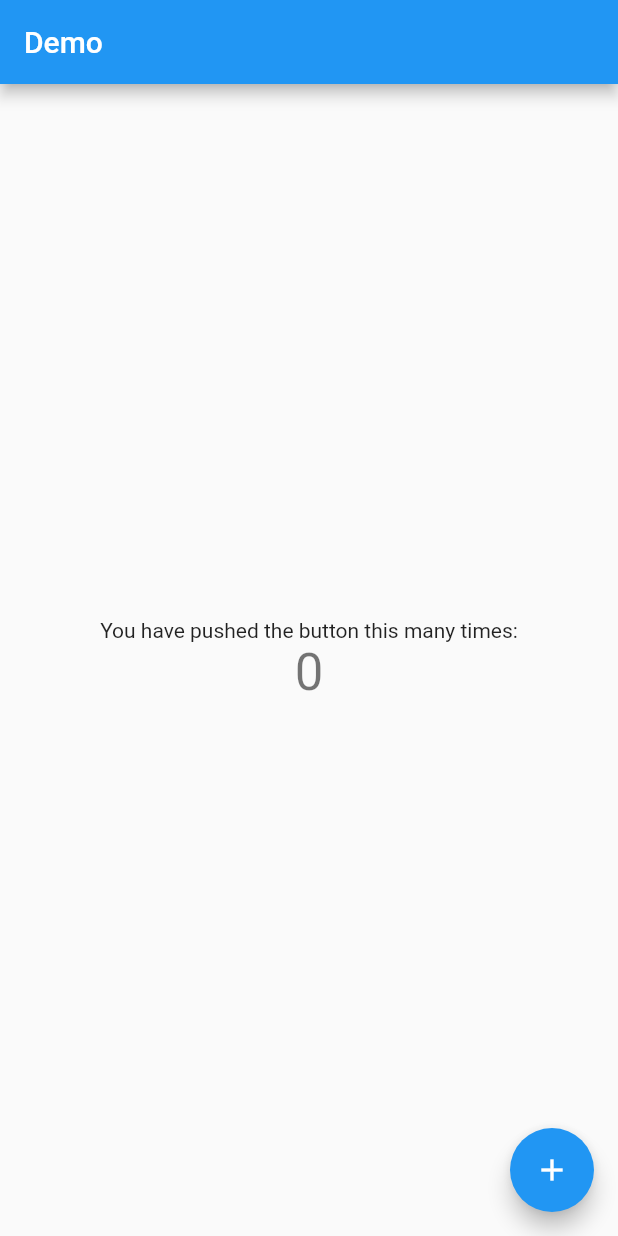
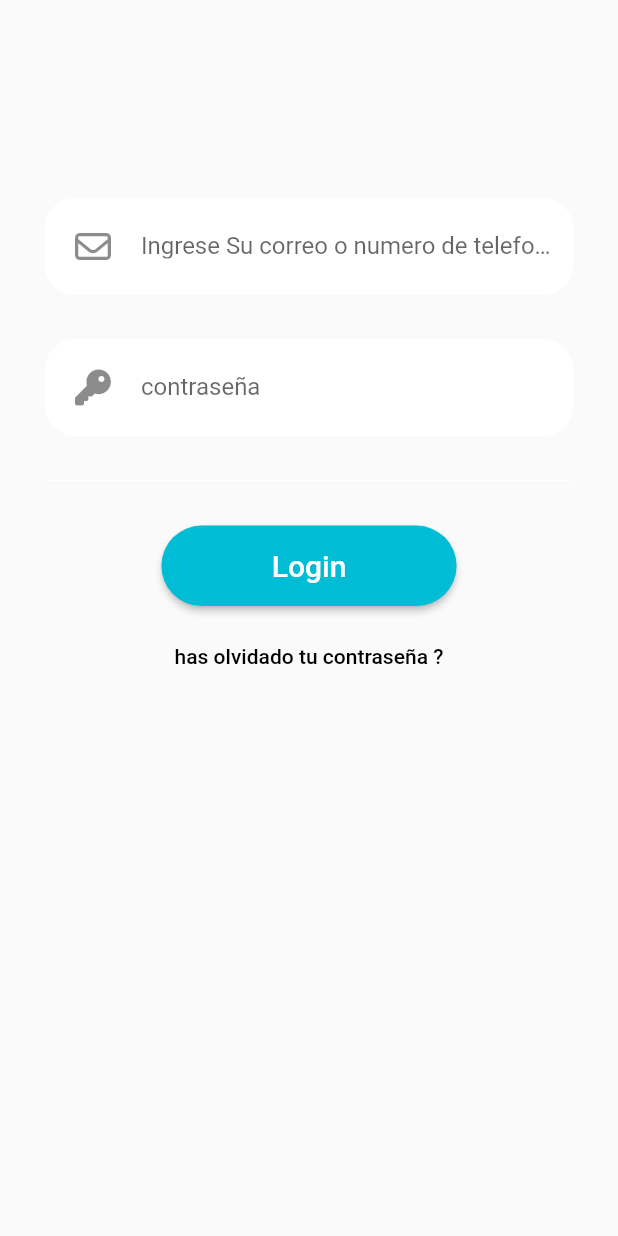
Before and after one commit to lezcano17/cliinic, a Flutter app: the screen it shows after launch, on a phone screen of 412 x 824 dp. Run offline on Flutter 3.47's test engine with Material 2 defaults, Android fonts, the phone set to English and light mode, and no system bars; our stand-ins replace font_awesome_flutter, get, google_fonts.

Commit message:
Agregados login y home screens

```diff
--- /dev/null
+++ b/lib/config/routes.dart
@@ -0,0 +1,23 @@
+import 'package:cliinic/pages/home/views/home.dart';
+import 'package:cliinic/pages/login/views/login_screen.dart';
+import 'package:get/get.dart';
+
+class Routes {
+  static const String _login = "/";
+  static const String _home = '/home';
+
+  static String getLoginRoute() => _login;
+  static String getHomeRoute() => _home;
+
+  static List<GetPage> routes = [
+    GetPage(
+      name: getLoginRoute(),
+      page: () => const LoginScreen(),
+    ),
+    GetPage(
+      name: getHomeRoute(),
+      page: () => const HomeScreen(),
+      transition: Transition.rightToLeft,
+    )
+  ];
+}
--- a/lib/main.dart
+++ b/lib/main.dart
@@ -1,116 +1,24 @@
 import 'package:flutter/material.dart';
 import 'package:get/get.dart';
+import 'package:google_fonts/google_fonts.dart';
+
+import 'config/routes.dart';
 
 void main() {
-  runApp(const MyApp());
+  runApp(App());
 }
 
-class MyApp extends StatelessWidget {
-  const MyApp({super.key});
-
-  // This widget is the root of your application.
+class App extends StatelessWidget {
+  App({Key? key}) : super(key: key);
   @override
   Widget build(BuildContext context) {
-    return MaterialApp(
-      title: 'Flutter Demo',
+    return GetMaterialApp(
+      debugShowCheckedModeBanner: false,
       theme: ThemeData(
-        // This is the theme of your application.
-        //
-        // Try running your application with "flutter run". You'll see the
-        // application has a blue toolbar. Then, without quitting the app, try
-        // changing the primarySwatch below to Colors.green and then invoke
-        // "hot reload" (press "r" in the console where you ran "flutter run",
-        // or simply save your changes to "hot reload" in a Flutter IDE).
-        // Notice that the counter didn't reset back to zero; the application
-        // is not restarted.
-        primarySwatch: Colors.blue,
+        fontFamily: 'roboto',
       ),
-      home: const MyHomePage(title: 'Demo'),
+      initialRoute: Routes.getLoginRoute(),
+      getPages: Routes.routes,
     );
   }
 }
-
-class MyHomePage extends StatefulWidget {
-  const MyHomePage({super.key, required this.title});
-
-  // This widget is the home page of your application. It is stateful, meaning
-  // that it has a State object (defined below) that contains fields that affect
-  // how it looks.
-
-  // This class is the configuration for the state. It holds the values (in this
-  // case the title) provided by the parent (in this case the App widget) and
-  // used by the build method of the State. Fields in a Widget subclass are
-  // always marked "final".
-
-  final String title;
-
-  @override
-  State<MyHomePage> createState() => _MyHomePageState();
-}
-
-class _MyHomePageState extends State<MyHomePage> {
-  int _counter = 0;
-
-  void _incrementCounter() {
-    setState(() {
-      // This call to setState tells the Flutter framework that something has
-      // changed in this State, which causes it to rerun the build method below
-      // so that the display can reflect the updated values. If we changed
-      // _counter without calling setState(), then the build method would not be
-      // called again, and so nothing would appear to happen.
-      _counter++;
-    });
-  }
-
-  @override
-  Widget build(BuildContext context) {
-    // This method is rerun every time setState is called, for instance as done
-    // by the _incrementCounter method above.
-    //
-    // The Flutter framework has been optimized to make rerunning build methods
-    // fast, so that you can just rebuild anything that needs updating rather
-    // than having to individually change instances of widgets.
-    return Scaffold(
-      appBar: AppBar(
-        // Here we take the value from the MyHomePage object that was created by
-        // the App.build method, and use it to set our appbar title.
-        title: Text(widget.title),
-      ),
-      body: Center(
-        // Center is a layout widget. It takes a single child and positions it
-        // in the middle of the parent.
-        child: Column(
-          // Column is also a layout widget. It takes a list of children and
-          // arranges them vertically. By default, it sizes itself to fit its
-          // children horizontally, and tries to be as tall as its parent.
-          //
-          // Invoke "debug painting" (press "p" in the console, choose the
-          // "Toggle Debug Paint" action from the Flutter Inspector in Android
-          // Studio, or the "Toggle Debug Paint" command in Visual Studio Code)
-          // to see the wireframe for each widget.
-          //
-          // Column has various properties to control how it sizes itself and
-          // how it positions its children. Here we use mainAxisAlignment to
-          // center the children vertically; the main axis here is the vertical
-          // axis because Columns are vertical (the cross axis would be
-          // horizontal).
-          mainAxisAlignment: MainAxisAlignment.center,
-          children: <Widget>[
-            const Text(
-              'You have pushed the button this many times:',
-            ),
-            Text(
-              '$_counter',
-              style: Theme.of(context).textTheme.headline4,
-            ),
-          ],
-        ),
-      ),
-      floatingActionButton: FloatingActionButton(
-        onPressed: _incrementCounter,
-        tooltip: 'Increment',
-        child: const Icon(Icons.add),
-      ), // This trailing comma makes auto-formatting nicer for build methods.
-    );
-  }
-}
--- /dev/null
+++ b/lib/pages/home/views/home.dart
@@ -0,0 +1,60 @@
+import 'package:flutter/material.dart';
+import 'package:flutter/src/foundation/key.dart';
+import 'package:flutter/src/widgets/framework.dart';
+
+class HomeScreen extends StatefulWidget {
+  const HomeScreen({Key? key}) : super(key: key);
+
+  @override
+  State<HomeScreen> createState() => _HomeScreenState();
+}
+
+class _HomeScreenState extends State<HomeScreen> {
+  int _selectedIndex = 0;
+
+  void _onTapNavBar(int index) {
+    setState(() {
+      _selectedIndex = index;
+    });
+  }
+
+  @override
+  Widget build(BuildContext context) {
+    return Scaffold(
+      body: SafeArea(
+        child: Center(child: Text("Cliinic")),
+      ),
+      bottomNavigationBar: BottomNavigationBar(
+        backgroundColor: Colors.cyan,
+        unselectedItemColor: Colors.white,
+        selectedItemColor: Colors.blue,
+        unselectedIconTheme: IconThemeData(
+          color: Colors.white,
+          size: 25,
+          opacity: 1,
+        ),
+        selectedIconTheme: IconThemeData(
+          color: Colors.blue,
+          size: 30,
+          opacity: 1,
+        ),
+        currentIndex: _selectedIndex,
+        onTap: (index) => _onTapNavBar(index),
+        items: [
+          BottomNavigationBarItem(
+            icon: Icon(Icons.music_note_outlined),
+            label: 'Test',
+          ),
+          BottomNavigationBarItem(
+            icon: Icon(Icons.outbox_rounded),
+            label: 'Prueba',
+          ),
+          BottomNavigationBarItem(
+            icon: Icon(Icons.person),
+            label: 'Usuario',
+          ),
+        ],
+      ),
+    );
+  }
+}
--- /dev/null
+++ b/lib/pages/login/views/login_screen.dart
@@ -0,0 +1,128 @@
+import 'package:flutter/cupertino.dart';
+import 'package:flutter/material.dart';
+import 'package:flutter/src/foundation/key.dart';
+import 'package:flutter/src/widgets/framework.dart';
+import 'package:font_awesome_flutter/font_awesome_flutter.dart';
+import 'package:get/get.dart';
+
+import '../../../config/routes.dart';
+
+class LoginScreen extends StatefulWidget {
+  const LoginScreen({Key? key}) : super(key: key);
+
+  @override
+  State<LoginScreen> createState() => _LoginScreenState();
+}
+
+class _LoginScreenState extends State<LoginScreen> {
+  @override
+  Widget build(BuildContext context) {
+    Size size = MediaQuery.of(context).size;
+    return Scaffold(
+      body: SingleChildScrollView(
+        child: Container(
+          height: size.height,
+          child: Padding(
+            padding: EdgeInsets.all(30),
+            child: Column(
+              children: [
+                SizedBox(
+                  height: 20,
+                ),
+                SizedBox(
+                  height: size.width * 0.20,
+                ),
+                TextField(
+                  keyboardType: TextInputType.text,
+                  decoration: InputDecoration(
+                    labelText: 'Ingrese Su correo o numero de telefono',
+                    prefixIcon: Padding(
+                      padding: EdgeInsets.all(20),
+                      child: FaIcon(FontAwesomeIcons.envelope),
+                    ),
+                    fillColor: Colors.white,
+                    filled: true,
+                    enabledBorder: OutlineInputBorder(
+                      borderSide: BorderSide(
+                        width: 0,
+                        color: Colors.white,
+                      ),
+                      borderRadius: BorderRadius.circular(20),
+                    ),
+                    focusColor: Colors.cyan,
+                    border: OutlineInputBorder(
+                      borderRadius: BorderRadius.circular(20),
+                    ),
+                    floatingLabelBehavior: FloatingLabelBehavior.never,
+                  ),
+                ),
+                const SizedBox(
+                  height: 30,
+                ),
+                TextField(
+                  keyboardType: TextInputType.visiblePassword,
+                  obscureText: true,
+                  decoration: InputDecoration(
+                    labelText: 'contraseña',
+                    prefixIcon: const Padding(
+                      padding: EdgeInsets.all(20),
+                      child: FaIcon(FontAwesomeIcons.key),
+                    ),
+                    fillColor: Colors.white,
+                    filled: true,
+                    focusColor: Colors.cyan,
+                    enabledBorder: OutlineInputBorder(
+                      borderSide: const BorderSide(
+                        width: 0,
+                        color: Colors.white,
+                      ),
+                      borderRadius: BorderRadius.circular(20),
+                    ),
+                    border: OutlineInputBorder(
+                      borderRadius: BorderRadius.circular(20),
+                    ),
+                    floatingLabelBehavior: FloatingLabelBehavior.never,
+                  ),
+                ),
+                const Divider(
+                  height: 60,
+                  color: Colors.white,
+                ),
+                ElevatedButton(
+                  onPressed: () => Get.offNamed(Routes.getHomeRoute()),
+                  style: ElevatedButton.styleFrom(
+                      shape: RoundedRectangleBorder(
+                        borderRadius: BorderRadius.circular(30),
+                      ),
+                      primary: Colors.cyan),
+                  child: SizedBox(
+                    width: size.width * 0.4,
+                    height: size.width * 0.13,
+                    child: Center(
+                      child: Text(
+                        "Login",
+                        style: TextStyle(
+                          fontSize: 20,
+                        ),
+                      ),
+                    ),
+                  ),
+                ),
+                SizedBox(
+                  height: 10,
+                ),
+                TextButton(
+                  onPressed: () {},
+                  child: Text("has olvidado tu contraseña ?"),
+                  style: TextButton.styleFrom(
+                    primary: Colors.black,
+                  ),
+                ),
+              ],
+            ),
+          ),
+        ),
+      ),
+    );
+  }
+}
--- a/pubspec.yaml
+++ b/pubspec.yaml
@@ -37,6 +37,8 @@ dependencies:
   # Use with the CupertinoIcons class for iOS style icons.
   cupertino_icons: ^1.0.2
   get: ^4.6.5
+  font_awesome_flutter: ^10.2.1
+  google_fonts: ^3.0.1
 
 dev_dependencies:
   flutter_test:
```
Also changed, not shown: pubspec.lock.
